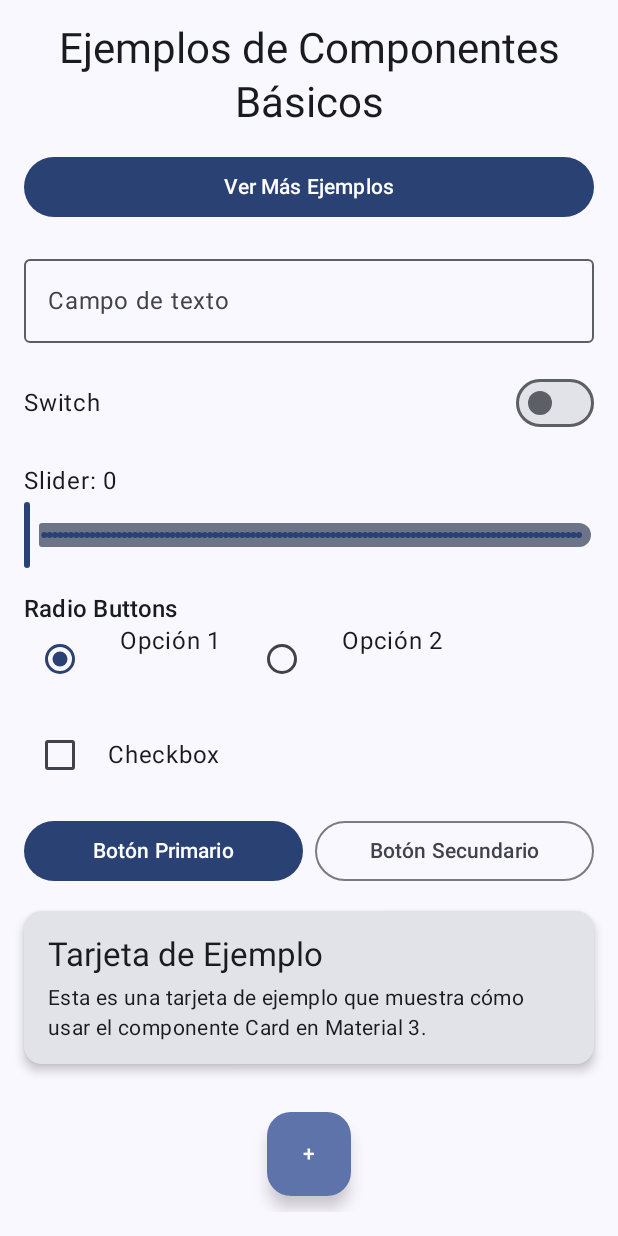
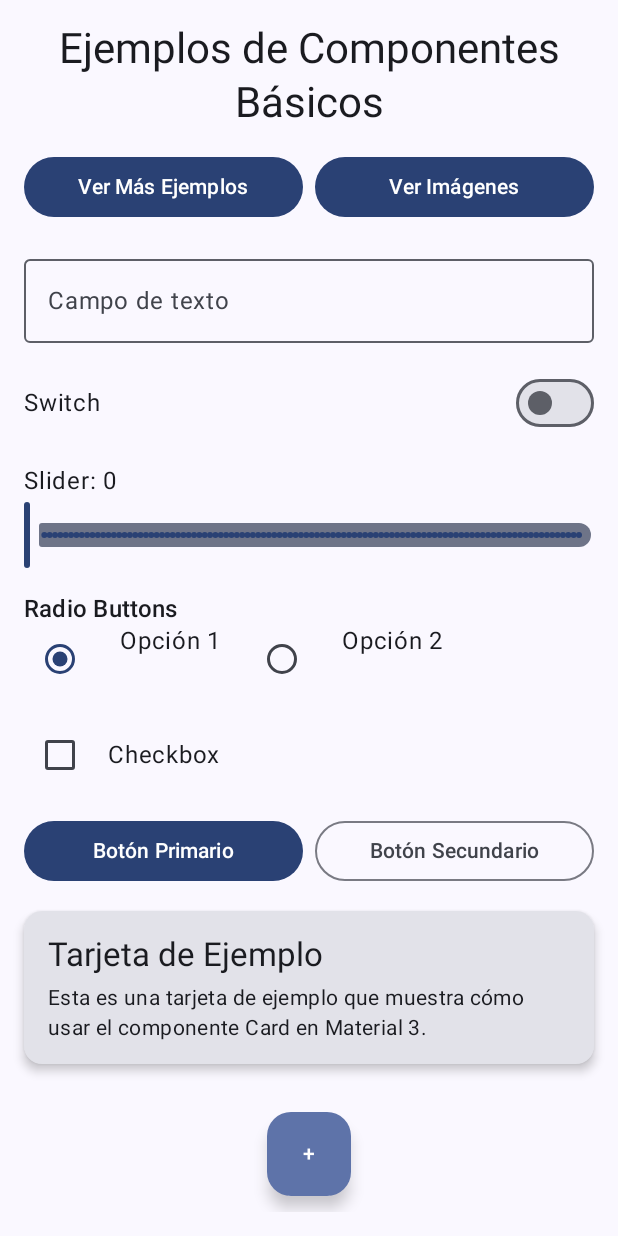
Before and after one commit to jmaciasmontoya/AppEjemplos, an Android app built with Jetpack Compose: the screen it shows after launch (MainActivity), on a phone screen of 412 x 824 dp. Run offline under Robolectric (Android 15) with nearby library versions, the phone set to English and light mode, and no system bars.

Commit message:
Modificaciones pendientes

```diff
--- a/app/build.gradle.kts
+++ b/app/build.gradle.kts
@@ -49,6 +49,7 @@ dependencies {
     implementation(libs.androidx.ui.graphics)
     implementation(libs.androidx.ui.tooling.preview)
     implementation(libs.androidx.material3)
+    implementation("io.coil-kt:coil-compose:2.5.0")
     testImplementation(libs.junit)
     androidTestImplementation(libs.androidx.junit)
     androidTestImplementation(libs.androidx.espresso.core)
--- a/app/src/main/AndroidManifest.xml
+++ b/app/src/main/AndroidManifest.xml
@@ -1,6 +1,8 @@
 <?xml version="1.0" encoding="utf-8"?>
 <manifest xmlns:android="http://schemas.android.com/apk/res/android"
     xmlns:tools="http://schemas.android.com/tools">
+
+    <uses-permission android:name="android.permission.INTERNET" />
 
     <application
         android:allowBackup="true"
@@ -25,6 +27,10 @@
             android:name=".SecondActivity"
             android:exported="false"
             android:theme="@style/Theme.AppEjemplos" />
+        <activity
+            android:name=".ImageActivity"
+            android:exported="false"
+            android:theme="@style/Theme.AppEjemplos" />
     </application>
 
 </manifest>
--- a/app/src/main/java/com/example/appejemplos/MainActivity.kt
+++ b/app/src/main/java/com/example/appejemplos/MainActivity.kt
@@ -27,6 +27,9 @@ class MainActivity : ComponentActivity() {
                     EjemplosBasicos(
                         onNavigateToSecond = {
                             startActivity(Intent(this, SecondActivity::class.java))
+                        },
+                        onNavigateToImages = {
+                            startActivity(Intent(this, ImageActivity::class.java))
                         }
                     )
                 }
@@ -40,7 +43,10 @@ class MainActivity : ComponentActivity() {
  */
 @OptIn(ExperimentalMaterial3Api::class)
 @Composable
-fun EjemplosBasicos(onNavigateToSecond: () -> Unit) {
+fun EjemplosBasicos(
+    onNavigateToSecond: () -> Unit,
+    onNavigateToImages: () -> Unit
+) {
     var texto by remember { mutableStateOf("") }
     var switchState by remember { mutableStateOf(false) }
     var sliderValue by remember { mutableStateOf(0f) }
@@ -63,12 +69,23 @@ fun EjemplosBasicos(onNavigateToSecond: () -> Unit) {
             modifier = Modifier.fillMaxWidth()
         )
 
-        // Botón para navegar a la segunda actividad
-        Button(
-            onClick = onNavigateToSecond,
-            modifier = Modifier.fillMaxWidth()
+        // Botones de navegación
+        Row(
+            modifier = Modifier.fillMaxWidth(),
+            horizontalArrangement = Arrangement.spacedBy(8.dp)
         ) {
-            Text("Ver Más Ejemplos")
+            Button(
+                onClick = onNavigateToSecond,
+                modifier = Modifier.weight(1f)
+            ) {
+                Text("Ver Más Ejemplos")
+            }
+            Button(
+                onClick = onNavigateToImages,
+                modifier = Modifier.weight(1f)
+            ) {
+                Text("Ver Imágenes")
+            }
         }
 
         // Ejemplo de TextField
```
Also changed, not shown: app/src/main/java/com/example/appejemplos/SecondActivity.kt (+17 -2 lines).
